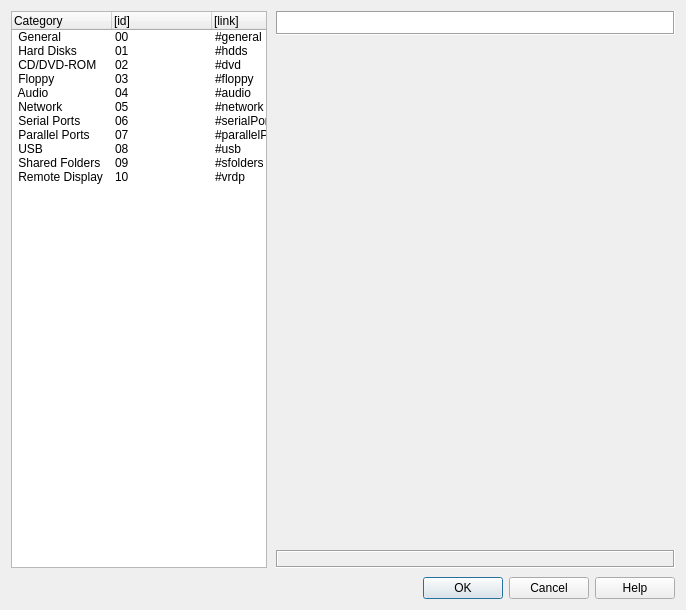
This is vbox/src/VBox/Frontends/VirtualBox4/ui/VBoxVMSettingsDlg.ui in jljuxgm/vboxgit as Qt 5 draws it before an edit. The edited form follows.
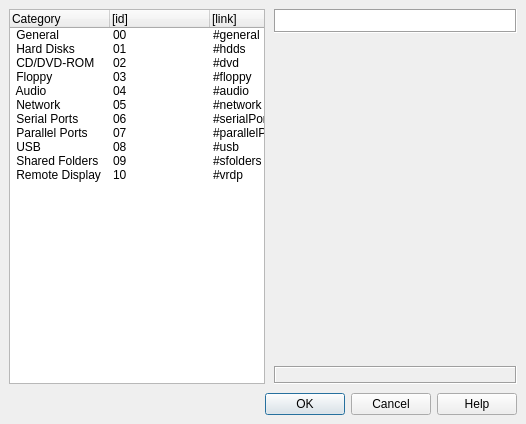
This is the edited form. The open tabs and pages were chosen to show the change. Icons and pictures are not drawn. Custom widgets are drawn as their Qt base class.

Commit message:
commit_9688 ------------------------------------------------------------------------ r9688 | vboxsync | 2008-06-13 22:20:29 +0800 (Fri, 13 Jun 2008) | 2 lines
FE/Qt4: Use QIMainDialog instead of QDialog as base class for the VMSettings.

------------------------------------------------------------------------

```diff
--- a/vbox/src/VBox/Frontends/VirtualBox4/ui/VBoxVMSettingsDlg.ui
+++ b/vbox/src/VBox/Frontends/VirtualBox4/ui/VBoxVMSettingsDlg.ui
@@ -17,21 +17,19 @@
  additional information or have any questions.
  </comment>
  <class>VBoxVMSettingsDlg</class>
- <widget class="QDialog" name="VBoxVMSettingsDlg" >
+ <widget class="QMainWindow" name="VBoxVMSettingsDlg" >
   <property name="geometry" >
    <rect>
     <x>0</x>
     <y>0</y>
-    <width>686</width>
-    <height>610</height>
+    <width>526</width>
+    <height>424</height>
    </rect>
   </property>
   <property name="windowTitle" >
    <string>Dialog</string>
   </property>
-  <property name="windowIcon" >
-   <iconset resource="../VirtualBox.qrc" >:/settings_16px.png</iconset>
-  </property>
+  <widget class="QWidget" name="centralwidget" >
   <layout class="QGridLayout" >
    <property name="horizontalSpacing" >
     <number>9</number>
@@ -354,6 +352,7 @@
     </widget>
    </item>
   </layout>
+  </widget>
  </widget>
  <customwidgets>
   <customwidget>
```
Left out of the diff: 6 changed lines with no effect on the pictures. Lines whose indentation alone changed are shown as unchanged. The commit also changes 2 other files.
